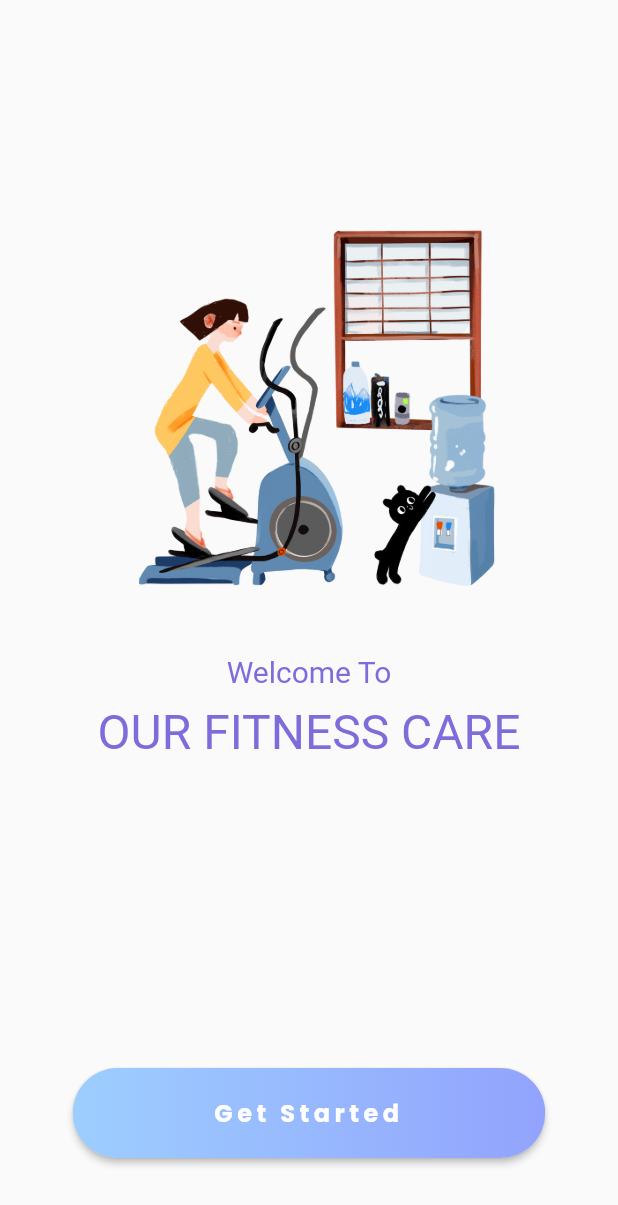
After one commit to Alex-Zolotarev/mobile-fitness-care, a Flutter app: the screen it shows after launch, on a phone screen of 412 x 824 dp. The commit adds this screen. Shown: the top 1205 px of the screen. Run offline on Flutter 3.47's test engine with Material 2 defaults, Android fonts, the phone set to English and light mode, and no system bars.

Commit message:
Added base project structure

```diff
--- /dev/null
+++ b/lib/features/welcome/view/welcome_view.dart
@@ -0,0 +1,44 @@
+import 'package:flutter/cupertino.dart';
+
+import '../../../ui_utils/widgets/gradient_button.dart';
+import '../../../ui_utils/widgets/image_widget.dart';
+import '../../../ui_utils/widgets/text_widget.dart';
+
+class WelcomeView extends StatelessWidget {
+  const WelcomeView({Key? key}) : super(key: key);
+
+  @override
+  Widget build(BuildContext context) {
+    return Stack(
+      children: [
+        Center(
+          child: Column(
+            children: const <Widget>[
+              ImageWidget(imageName: "assets/images/photo1.png"),
+              TextWidget(
+                color: Color(0xFF7C6DDB),
+                width: 124,
+                text: 'Welcome To',
+                fontSize: 20,
+                top: 30,
+              ),
+              TextWidget(
+                color: Color(0xFF7C6DDB),
+                width: 284,
+                text: 'OUR FITNESS CARE',
+                fontSize: 32,
+                top: 10,
+              ),
+              //App(),
+            ],
+          ),
+        ),
+        Positioned(
+          bottom: 52,
+          width: MediaQuery.of(context).size.width,
+          child: const Center(child: GradientButton()),
+        ),
+      ],
+    );
+  }
+}
--- /dev/null
+++ b/lib/ui_utils/widgets/gradient_button.dart
@@ -0,0 +1,46 @@
+import 'package:flutter/material.dart';
+
+class GradientButton extends StatefulWidget {
+  const GradientButton({Key? key}) : super(key: key);
+
+  @override
+  State<GradientButton> createState() => _GradientButtonState();
+}
+
+class _GradientButtonState extends State<GradientButton> {
+  @override
+  Widget build(BuildContext context) {
+    return SizedBox(
+      width: 315,
+      height: 60,
+      child: RaisedButton(
+        onPressed: () {},
+        shape:
+        RoundedRectangleBorder(borderRadius: BorderRadius.circular(99.0)),
+        padding: const EdgeInsets.all(0.0),
+        child: Ink(
+          decoration: const BoxDecoration(
+            gradient: LinearGradient(
+              colors: [Color(0xff9DCEFF), Color(0xff92A3FD)],
+              begin: Alignment.centerLeft,
+              end: Alignment.centerRight,
+            ),
+            borderRadius: BorderRadius.all(Radius.circular(99.0)),
+          ),
+          child: Container(
+            alignment: Alignment.center,
+            child: const Text('Get Started',
+                textAlign: TextAlign.center,
+                style: TextStyle(
+                  color: Color(0xFFFFFFFF),
+                  fontSize: 16,
+                  fontFamily: "Poppins",
+                  fontWeight: FontWeight.bold,
+                  letterSpacing: 3,
+                )),
+          ),
+        ),
+      ),
+    );
+  }
+}
--- /dev/null
+++ b/lib/ui_utils/widgets/image_widget.dart
@@ -0,0 +1,22 @@
+import 'package:flutter/cupertino.dart';
+
+class ImageWidget extends StatelessWidget {
+  const ImageWidget({Key? key, required this.imageName}) : super(key: key);
+
+  final String imageName;
+
+  @override
+  Widget build(BuildContext context) {
+    AssetImage imageGet = AssetImage(imageName);
+
+    return Container(
+      margin: const EdgeInsets.only(top: 138),
+      child: Image(
+        image: imageGet,
+        fit: BoxFit.cover,
+        width: 268,
+        height: 268,
+      ),
+    );
+  }
+}
--- /dev/null
+++ b/lib/ui_utils/widgets/text_widget.dart
@@ -0,0 +1,34 @@
+import 'package:flutter/cupertino.dart';
+
+class TextWidget extends StatelessWidget {
+  const TextWidget(
+      {Key? key,
+        required this.text,
+        required this.color,
+        required this.width,
+        required this.fontSize,
+        required this.top})
+      : super(key: key);
+
+  final String text;
+  final Color color;
+  final double width;
+  final double fontSize;
+  final double top;
+
+  @override
+  Widget build(BuildContext context) {
+    return Container(
+      margin: EdgeInsets.only(top: top),
+      alignment: Alignment.center,
+      width: width,
+      child: Text(
+        text,
+        style: TextStyle(
+          fontSize: fontSize,
+          color: color,
+        ),
+      ),
+    );
+  }
+}
```
Also changed, not shown: lib/main.dart (+6 -144 lines).
